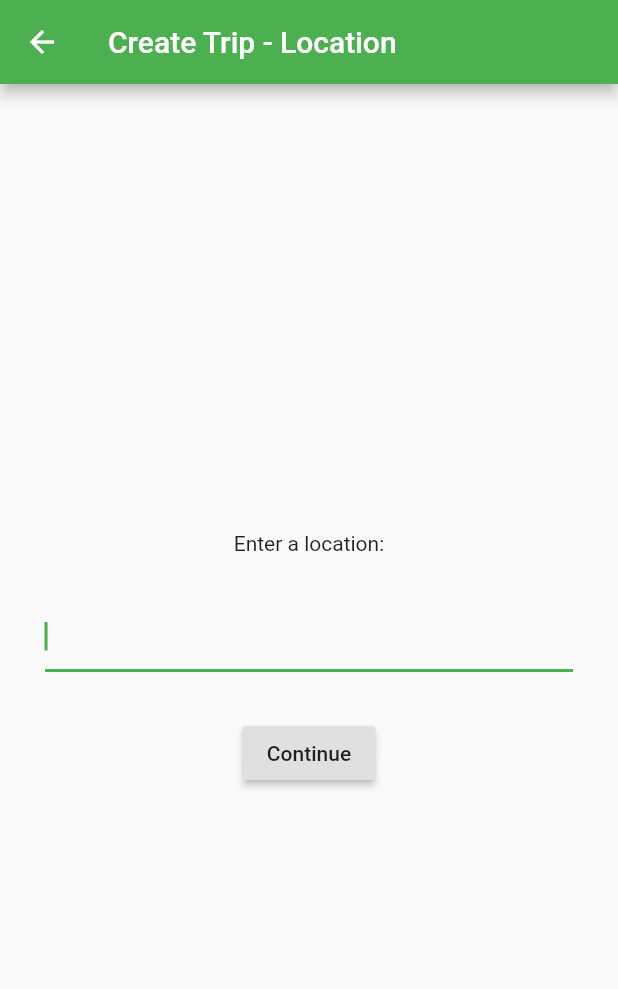
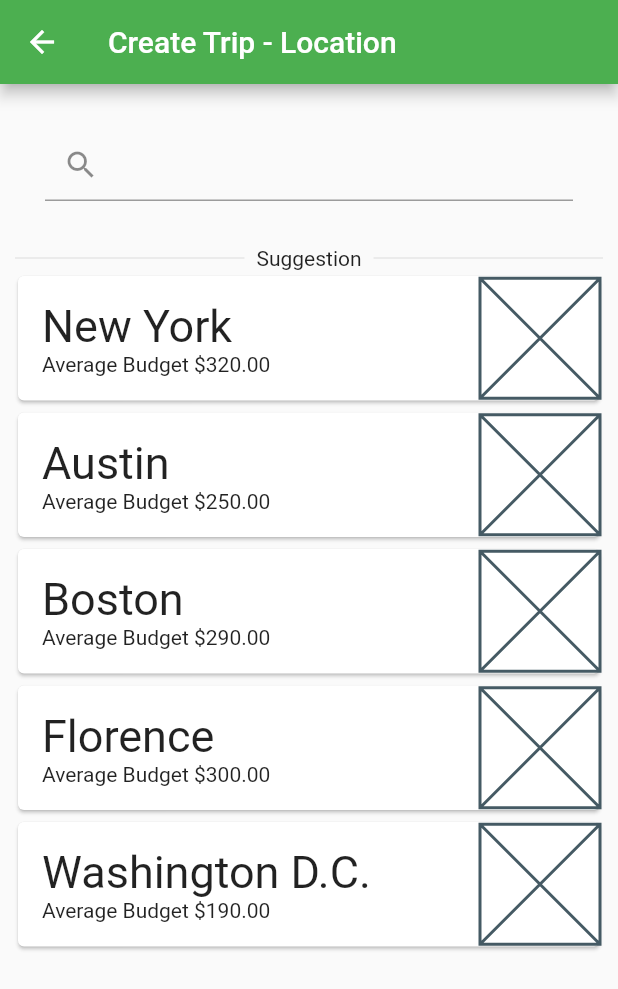
Before and after one commit to asavchuk/one_man_startup, a Flutter app: the NewTripLocationView screen opened directly with empty values, on a phone screen of 412 x 824 dp. Shown: the top 989 px of the screen. Run offline on Flutter 3.47's test engine with Material 2 defaults, Android fonts, the phone set to English and light mode, and no system bars; our stand-ins replace auto_size_text, cloud_firestore, firebase_auth, flutter_spinkit, google_sign_in; missing offline and left inert: flutter_auth_buttons; accounts and stored records are empty.

Commit message:
episode 24

```diff
--- /dev/null
+++ b/lib/models/Place.dart
@@ -0,0 +1,9 @@
+class Place {
+  String name;
+  double averageBudget;
+
+  Place(
+    this.name,
+    this.averageBudget,
+  );
+}
--- a/lib/views/new_trips/budget_view.dart
+++ b/lib/views/new_trips/budget_view.dart
@@ -32,7 +32,6 @@ class NewTripBudgetView extends StatelessWidget {
                     .collection('trips')
                     .add(trip.toJson())
                     .catchError((error) => print("Failed to add new trip: $error"));
-
                 Navigator.of(context).popUntil((route) => route.isFirst);
               },
               child: Text('Continue'),
--- a/lib/views/new_trips/locaion_views.dart
+++ b/lib/views/new_trips/locaion_views.dart
@@ -1,44 +1,128 @@
 import 'package:flutter/material.dart';
+import 'package:one_man_startup/models/Place.dart';
 import 'package:one_man_startup/models/Trip.dart';
+import 'package:one_man_startup/widgets/divider_with_text.dart';
 
 import 'date_view.dart';
 
 class NewTripLocationView extends StatelessWidget {
   final Trip trip;
-  const NewTripLocationView({Key key, this.trip}) : super(key: key);
+
+  NewTripLocationView({Key key, @required this.trip}) : super(key: key);
+
+  final List<Place> _placesList = [
+    Place("New York", 320.00),
+    Place("Austin", 250.00),
+    Place("Boston", 290.00),
+    Place("Florence", 300.00),
+    Place("Washington D.C.", 190.00),
+  ];
 
   @override
   Widget build(BuildContext context) {
-    TextEditingController _titleController = TextEditingController();
+    TextEditingController _titleController = new TextEditingController();
     _titleController.text = trip.title;
 
     return Scaffold(
-      appBar: AppBar(
-        title: Text('Create Trip - Location'),
-      ),
-      body: Center(
-        child: Column(
-          mainAxisAlignment: MainAxisAlignment.center,
-          children: [
-            Text('Enter a location:'),
+        appBar: AppBar(
+          title: Text('Create Trip - Location'),
+        ),
+        body: Center(
+            child: Column(
+          children: <Widget>[
             Padding(
               padding: const EdgeInsets.all(30.0),
               child: TextField(
                 controller: _titleController,
-                autofocus: true,
+                decoration: InputDecoration(
+                  prefixIcon: Icon(Icons.search),
+                ),
               ),
             ),
-            RaisedButton(
-              onPressed: () {
-                trip.title = _titleController.text;
-                Navigator.push(
-                    context, MaterialPageRoute(builder: (context) => NewTripDateView(trip: trip)));
-              },
-              child: Text('Continue'),
+            Padding(
+              padding: const EdgeInsets.only(left: 10.0, right: 10.0),
+              child: DividerWithText(
+                dividerText: "Suggestion",
+              ),
+            ),
+            Expanded(
+              child: ListView.builder(
+                itemCount: _placesList.length,
+                itemBuilder: (BuildContext context, int index) => buildPlaceCard(context, index),
+              ),
             ),
           ],
+        )));
+  }
+
+  Widget buildPlaceCard(BuildContext context, int index) {
+    return Hero(
+      tag: "SelectedTrip-${_placesList[index].name}",
+      transitionOnUserGestures: true,
+      child: Container(
+        child: Padding(
+          padding: const EdgeInsets.only(
+            left: 8.0,
+            right: 8.0,
+          ),
+          child: Card(
+            child: InkWell(
+              child: Row(
+                children: <Widget>[
+                  Expanded(
+                    child: Padding(
+                      padding: const EdgeInsets.all(16.0),
+                      child: Column(
+                        children: <Widget>[
+                          Row(
+                            children: <Widget>[
+                              Text(_placesList[index].name, style: TextStyle(fontSize: 30.0)),
+                            ],
+                          ),
+                          Row(
+                            children: <Widget>[
+                              Text(
+                                  "Average Budget \$${_placesList[index].averageBudget.toStringAsFixed(2)}"),
+                            ],
+                          ),
+                        ],
+                      ),
+                    ),
+                  ),
+                  Column(
+                    children: <Widget>[
+                      Placeholder(
+                        fallbackHeight: 80,
+                        fallbackWidth: 80,
+                      ),
+                    ],
+                  )
+                ],
+              ),
+              onTap: () {
+                trip.title = _placesList[index].name;
+                // TODO maybe pass the trip average budget through here too...
+                // that would need to be added to the Trip object
+                Navigator.push(
+                  context,
+                  MaterialPageRoute(builder: (context) => NewTripDateView(trip: trip)),
+                );
+              },
+            ),
+          ),
         ),
       ),
     );
   }
 }
+
+//RaisedButton(
+//child: Text("Continue"),
+//onPressed: () {
+//trip.title = _titleController.text;
+//Navigator.push(
+//context,
+//MaterialPageRoute(builder: (context) => NewTripDateView(trip: trip)),
+//);
+//},
+//),
--- /dev/null
+++ b/lib/widgets/divider_with_text.dart
@@ -0,0 +1,25 @@
+import 'package:flutter/material.dart';
+
+class DividerWithText extends StatelessWidget {
+  final String dividerText;
+  const DividerWithText({Key key, @required this.dividerText}) : super(key: key);
+
+  @override
+  Widget build(BuildContext context) {
+    return Row(
+      children: <Widget>[
+        Expanded(
+            child: Padding(
+          padding: const EdgeInsets.only(right: 8.0),
+          child: Divider(),
+        )),
+        Text(dividerText),
+        Expanded(
+            child: Padding(
+          padding: const EdgeInsets.only(left: 8.0),
+          child: Divider(),
+        )),
+      ],
+    );
+  }
+}
```
Also changed, not shown: lib/views/new_trips/date_view.dart (+64 -18 lines).
